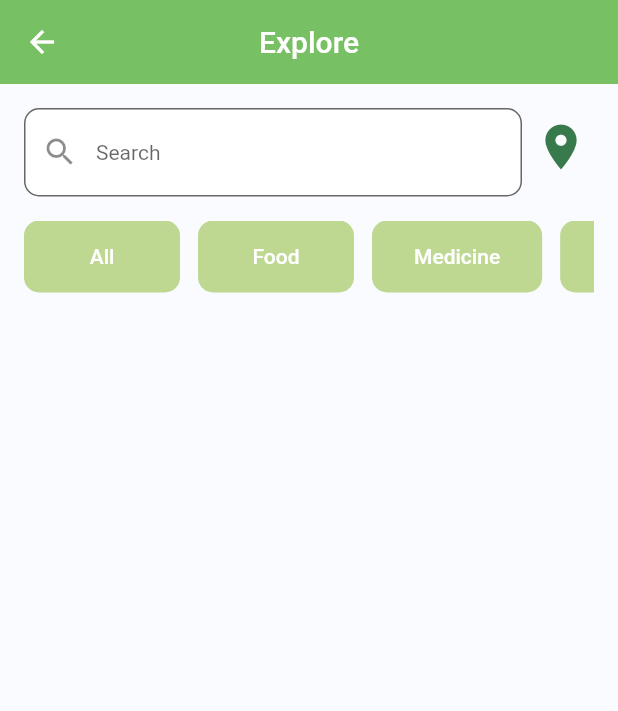
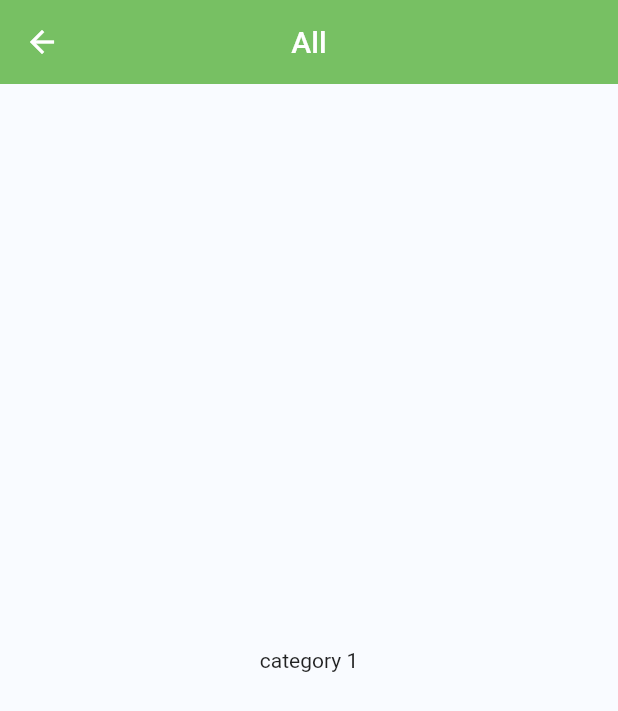
Before and after one commit to Hacktivists-AUB/Need2Give-frontend, a Flutter app: the Explore screen opened directly, after a tap on "All", on a phone screen of 412 x 824 dp. Shown: the top 711 px of the screen. Run offline on Flutter 3.47's test engine with Material 2 defaults, Android fonts, the phone set to English and light mode, and no system bars; our stand-ins replace carousel_slider, flutter_dotenv, flutter_map, flutter_signin_button, font_awesome_flutter, geolocator and 4 more; accounts and stored records are empty.

Commit message:
Add category page

```diff
--- a/need2give/lib/router.dart
+++ b/need2give/lib/router.dart
@@ -5,6 +5,7 @@ import 'package:need2give/screens/auth/welcome.dart';
 import 'package:need2give/screens/user/home.dart';
 import 'package:need2give/screens/user/search.dart';
 import 'package:need2give/screens/user/map.dart';
+import 'package:need2give/screens/user/category.dart';
 import 'package:need2give/screens/main_pages_navbar/button_navbar.dart';
 
 Route<dynamic> generateRoute(RouteSettings settings) {
@@ -44,6 +45,11 @@ Route<dynamic> generateRoute(RouteSettings settings) {
         settings: settings,
         builder: (_) => const ButtonNavbar(),
       );
+    case Category.routeName:
+      return MaterialPageRoute(
+        settings: settings,
+        builder: (_) => const Category(),
+      );
     default:
       return MaterialPageRoute(
         settings: settings,
--- /dev/null
+++ b/need2give/lib/screens/user/category.dart
@@ -0,0 +1,21 @@
+import 'package:flutter/material.dart';
+
+class Category extends StatelessWidget {
+  static const String routeName = "/category";
+  const Category({super.key});
+
+  @override
+  Widget build(BuildContext context) {
+    final category = ModalRoute.of(context)!.settings.arguments as Map<String, dynamic>;
+
+    return Scaffold(
+      appBar: AppBar(
+        title: Text(category["name"]),
+        centerTitle: true,
+      ),
+      body: Center(
+        child: Text("category ${category["id"]}"),
+      ),
+    );
+  }
+}
--- a/need2give/lib/screens/user/explore.dart
+++ b/need2give/lib/screens/user/explore.dart
@@ -1,5 +1,6 @@
 import 'package:flutter/material.dart';
 import 'package:need2give/constants/global.dart';
+import 'package:need2give/screens/user/category.dart';
 import 'package:need2give/screens/user/search.dart';
 import 'package:need2give/widgets/textfield.dart';
 
@@ -85,7 +86,13 @@ class _ExploreState extends State<Explore> {
                         margin: const EdgeInsets.only(right: 12),
                         padding: const EdgeInsets.symmetric(horizontal: 20),
                         child: TextButton(
-                          onPressed: () {},
+                          onPressed: () {
+                            Navigator.pushNamed(
+                              context,
+                              Category.routeName,
+                              arguments: e,
+                            );
+                          },
                           child: Text(
                             e["name"],
                             style: const TextStyle(color: Global.white),
--- a/need2give/lib/screens/user/search.dart
+++ b/need2give/lib/screens/user/search.dart
@@ -204,9 +204,8 @@ class _SearchState extends State<Search> with TickerProviderStateMixin {
 
   @override
   Widget build(BuildContext context) {
-    final arguments =
-        ModalRoute.of(context)!.settings.arguments as Map<String, dynamic>;
-    _searchMode = arguments['searchMode'];
+    _searchMode = (ModalRoute.of(context)!.settings.arguments
+        as Map<String, dynamic>)['searchMode'];
     return Scaffold(
       appBar: AppBar(
         titleSpacing: 8,
```
